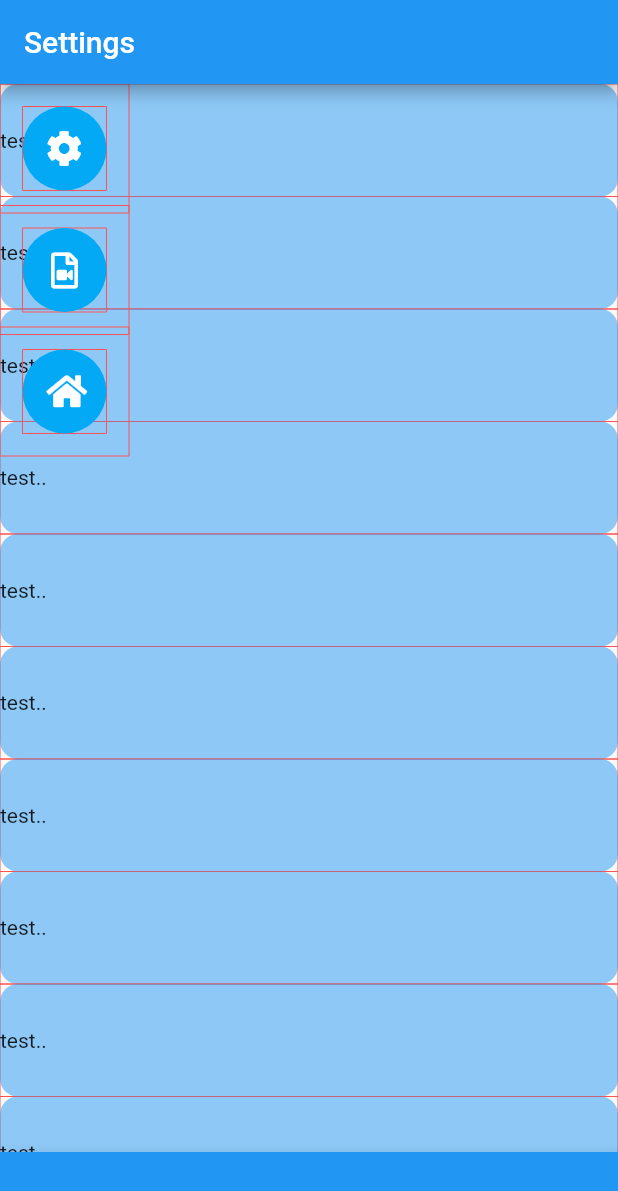
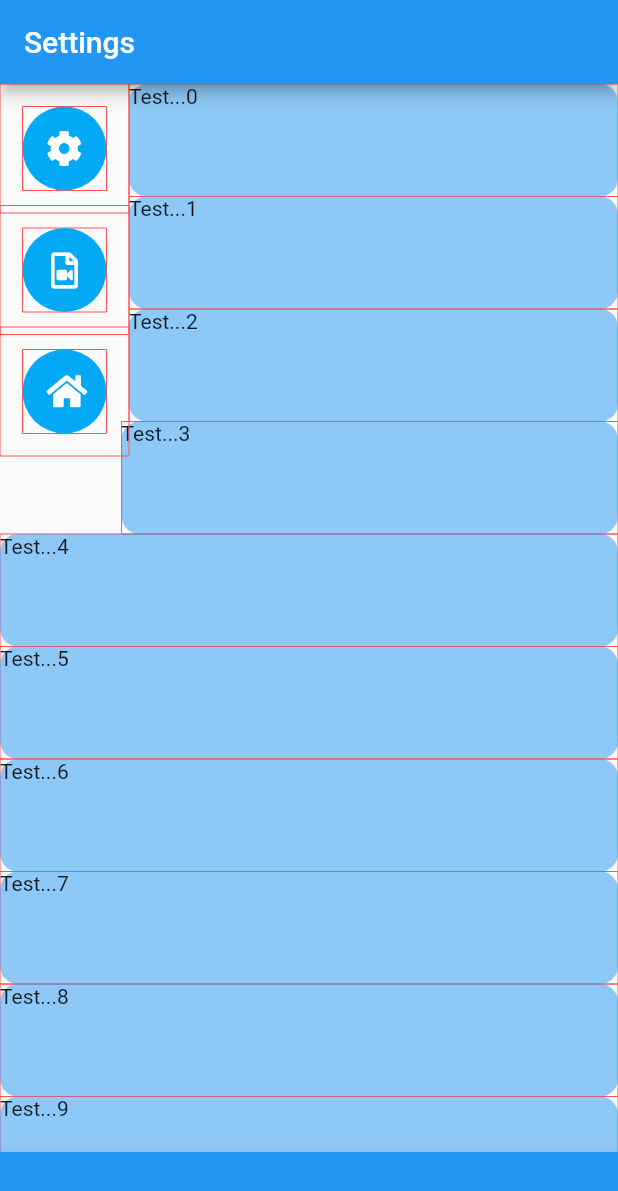
Before and after one commit to BigDeeEss/bu1_kar_kam, a Flutter app: the screen it shows after launch, after a tap on an icon or button, on a phone screen of 412 x 824 dp. Shown: the top 1191 px of the screen. Run offline on Flutter 3.47's test engine with Material 2 defaults, Android fonts, the phone set to English and light mode, and no system bars; our stand-ins replace font_awesome_flutter.

Commit message:
Delete useage of ListViewSettingsPageListTile and ListViewSettingsPageContents.

```diff
--- a/lib/list_view_settings_page_contents.dart
+++ /dev/null
@@ -1,83 +0,0 @@
-//  Import flutter packages.
-import 'package:flutter/material.dart';
-
-//  Import project-specific files.
-import 'package:kar_kam/lib/data_notifier.dart';
-import 'package:kar_kam/list_view_settings_page_list_tile.dart';
-
-//  [SettingsPageContents] creates app settings in the form of a ListView.
-class ListViewSettingsPageContents extends StatefulWidget {
-  const ListViewSettingsPageContents({Key? key}) : super(key: key);
-
-  @override
-  State<ListViewSettingsPageContents> createState() => _ListViewSettingsPageContentsState();
-}
-
-class _ListViewSettingsPageContentsState extends State<ListViewSettingsPageContents> {
-  final List<Color> colors = const [
-    Colors.blueGrey,
-    Colors.green,
-    Colors.deepOrange,
-    Colors.purple,
-    Colors.pink,
-  ];
-
-  /// [scrollController] is added to the ListView instance below in order
-  /// to get the scroll position offset value.
-  final ScrollController scrollController = ScrollController();
-
-  /// [scrollPositionNotifier] is passed to an instance of DataNotifier in
-  /// order to pass the scroll position down to SettingsPageListTile.
-  final ValueNotifier<double> scrollPositionNotifier = ValueNotifier(0.0);
-
-  @override
-  void dispose() {
-    scrollController.dispose();
-    super.dispose();
-  }
-
-  @override
-  void initState() {
-    super.initState();
-
-    //  Update [scrollPositionNotifier] with new scroll position whenever
-    //  [scrollController] registers a change.
-    scrollController.addListener(() {
-      scrollPositionNotifier.value = scrollController.offset;
-    });
-  }
-
-  @override
-  Widget build(BuildContext context) {
-    List<String>.generate(100, (i) => 'Test item $i');
-
-    return DataNotifier(
-      key: ValueKey('scrollController'),
-      data: scrollPositionNotifier,
-      child: ListView(
-        controller: scrollController,
-        // physics: CustomScrollPhysics(),
-        children: <Widget>[
-          ...List<Widget>.generate(100, (int index) {
-            return ListViewSettingsPageListTile();
-          }),
-        ]
-      ),
-    );
-  }
-}
-
-class CustomScrollPhysics extends ClampingScrollPhysics {
-  const CustomScrollPhysics({ScrollPhysics? parent})
-      : super(parent: parent);
-
-  @override
-
-  @override
-  double get maxFlingVelocity => 1000;
-
-  @override
-  CustomScrollPhysics applyTo(ScrollPhysics? ancestor) {
-    return CustomScrollPhysics(parent: buildParent(ancestor));
-  }
-}
--- a/lib/list_view_settings_page_list_tile.dart
+++ /dev/null
@@ -1,270 +0,0 @@
-//  Import flutter packages.
-import 'dart:math' as math;
-import 'package:flutter/material.dart';
-
-//  Import project-specific files.
-import 'package:kar_kam/app_settings.dart';
-import 'package:kar_kam/lib/data_notifier.dart';
-import 'package:kar_kam/lib/rect_extension.dart';
-
-class ListViewSettingsPageListTile extends StatelessWidget {
-  ListViewSettingsPageListTile({Key? key}) : super(key: key);
-
-  late Rect buttonArrayRect;
-
-  /// [getButtonArrayRect] converts [buttonArrayRect] from
-  /// global (screen) coordinates to a coordinate system that is local
-  /// to [ListViewSettingsPageListTile].
-  Rect? getButtonArrayRect(Rect buttonArrayRect, BuildContext context) {
-    //  Get [renderBox] associated with [SettingsPageListTile].
-    //
-    //  ([renderBox] is used to generate [GuestRect] from [guestRect].)
-    //
-    //  Note: the output of context.findRenderObject() can be null depending on
-    //  where relative to the screen [SettingsPageListTile] is created.
-    RenderBox? renderBox = context.findRenderObject() as RenderBox?;
-
-    if (renderBox != null) {
-      //  Get the global offset associated with the top left corner of
-      //  [SettingsPageListTile] relative to the top left screen corner.
-      Offset offset = renderBox.globalToLocal(Offset.zero);
-
-      //  Transform [guestRect] from the global to local coordinates.
-      return buttonArrayRect.shift(offset);
-    } else return null;
-  }
-
-  /// [getCentralConstructionRect] inflates [localButtonArrayRect] to a
-  /// new height centered on the original.
-  Rect getCentralConstructionRect(Rect localButtonArrayRect){
-    Rect rect = localButtonArrayRect;
-    return rect
-        .inflateToHeight(math.max(0.0, rect.height - rect.shortestSide));
-  }
-
-  /// [getDeltaX] calculates the displacement to apply to
-  /// [ListViewSettingsPageListTile] as it passes [buttonArrayRect].
-  double getDeltaX(Rect? guestRect, Rect hostRect) {
-    //  Default value is no displacement.
-    double deltaX = 0.0;
-    if (guestRect != null) {
-      late double y;
-      Rect lowerConstructionRect = getLowerConstructionRect(guestRect);
-      Rect upperConstructionRect = getUpperConstructionRect(guestRect);
-      Rect centralConstructionRect = getCentralConstructionRect(guestRect);
-
-      //  Determine which method to use for calculating [deltaX].
-      if (upperConstructionRect.boundsContain(hostRect.bottomLeft) ||
-          upperConstructionRect.boundsContain(hostRect.bottomRight)) {
-        //  Bottom of [guestRect] lies within [upperConstructionRect].
-        //  Transform guestRect.bottom so that its coordinates represent
-        //  a displacement in the upwards direction relative to
-        //  upperConstructionRect.bottom.
-        y = upperConstructionRect.bottom - hostRect.bottom;
-        deltaX = getDeltaXFromUpperConstructionRect(upperConstructionRect, y);
-      } else if (lowerConstructionRect.boundsContain(hostRect.topLeft) ||
-          lowerConstructionRect.boundsContain(hostRect.topRight)) {
-        //  Top of [guestRect] lies within [lowerConstructionRect].
-        //  Transform guestRect.top so that its coordinates represent
-        //  a displacement in the upwards direction relative to
-        //  lowerConstructionRect.bottom.
-        y = lowerConstructionRect.bottom - hostRect.top;
-        deltaX = getDeltaXFromLowerConstructionRect(lowerConstructionRect, y);
-      } else if (centralConstructionRect.overlaps(hostRect)) {
-        //  [guestRect] overlaps with [upperConstructionRect].
-        deltaX = guestRect.width;
-      }
-    }
-    return deltaX;
-  }
-
-  /// [getDeltaXFromLowerConstructionRect] calculates the amount,
-  /// [deltaX], to decrease the width of [ListViewSettingsPageListTile] from its
-  /// maximum value in order to accommodate [ButtonArray].
-  ///
-  /// The maximum value of [deltaX] corresponds to when [ListViewSettingsPageListTile]
-  /// is alongside [ButtonArray].
-  ///
-  /// [deltaX] is a smooth function of [y], the vertical displacement between
-  /// the bottom edge of [lowerConstructionRect] and the top edge of
-  /// [ListViewSettingsPageListTile]. For the purpose of calculating deltaX, the origin
-  /// is taken to be the bottom left corner of [lowerConstructionRect].
-  ///
-  /// The bottom corner follows a path that is made up of a curved, circular
-  /// section, a line segment and a curved section. The line passes through
-  /// (a,b), the coordinates of the centre point of [lowerConstructionRect],
-  /// and is tangent to the curve at (xCrit, yCrit).
-  double getDeltaXFromLowerConstructionRect(Rect rect, double y) {
-    //  [r] is the radius of the curved path section.
-    double r = rect.shortestSide / 2.0;
-
-    //  ([a], [b]) are the coordinates of the point of symmetry, taken to
-    //  be the centre of [lowerConstructionRect]. Relative to the
-    //  bottom left corner of [lowerConstructionRect], [a] and [b] have
-    //  the values as follows.
-    double a = rect.width / 2.0;
-    double b = rect.height / 2.0;
-
-    //  In order to avoid generating complex numbers aa + bb - 2ra must be
-    //  greater than zero.
-    assert(a * a + b * b - 2 * r * a >= 0,
-    'SettingsPageListTileBorder, getDeltaXFromLowerConstructionRect: '
-        'error, complex number generated by square root.');
-
-    //  The negative square root is taken as otherwise, with (a,b) = (2r,r),
-    //  the positive root implies a vertical line segment with yCrit < 0.
-    double xCrit =
-        (a * a + b * b - r * a - b * math.sqrt(a * a + b * b - 2 * r * a)) *
-            r / (b * b + (a - r) * (a - r));
-
-    //  To get yCrit invert the equation of a circle,
-    //      (x - r)^2 + (y - 0)^2 = r^2.
-    double yCrit = math.sqrt(r * r - (xCrit - r) * (xCrit - r));
-
-    //  Calculate deltaX. A zero [deltaX] corresponds to the default value
-    //  representing when [SettingsPageListTile] takes its maximum width.
-    double deltaX = 0.0;
-    if (y < yCrit) {
-      //  The bottom left corner of [lowerConstructionRect] is the origin
-      //  of the bounding box.
-      //
-      //  (xCrit,yCrit) is the point where the curve joins to the line segment.
-      //  (r,0) is the centre of the circle. To get deltaX invert
-      //      (x - r)^2 + (y - 0)^2 = r^2,
-      //  taking the negative root.
-      deltaX = r - math.sqrt(r * r - y * y);
-    } else if (y < 2 * b - yCrit) {
-      //  The bottom left corner of [lowerConstructionRect] is the origin
-      //  of the bounding box.
-      //
-      //  By symmetry, the line segment joins (xCrit,yCrit) to
-      //  (2a - xCrit,2b - yCrit). To get the equation for deltaX invert
-      //      (x - xCrit) / (y - yCrit)
-      //          = (2a - xCrit - xCrit) / (2b - yCrit - yCrit),
-      //  which just equates gradients.
-      deltaX = xCrit + (y - yCrit) * (a - xCrit) / (b - yCrit);
-    } else if (y < 2 * b) {
-      //  The bottom left corner of [lowerConstructionRect] is the origin
-      //  of the bounding box.
-      //
-      //  (2a - xCrit,2b - yCrit is the point where the curve joins to the
-      //  line segment. (2a - r,2b) is the centre of the circle. To get
-      //  deltaX invert
-      //      (x - (2a - r))^2 + (y - 2b)^2 = r^2
-      //  taking the positive root.
-      deltaX = (2 * a - r) + math.sqrt(r * r - (y - 2 * b) * (y - 2 * b));
-    } else {
-      assert(false,
-      'SettingsPageListTileBorder, getDeltaXFromLowerConstructionRect: '
-          'error, invalid y-value.');
-    }
-    return deltaX;
-  }
-
-  /// [getDeltaXFromUpperConstructionRect] calculates the amount,
-  //   /// [deltaX], to decrease the width of [SettingsPageListTile] from its
-  //   /// maximum value in order to accommodate [ButtonArray].
-  ///
-  /// The maximum value of [deltaX] corresponds to when [ListViewSettingsPageListTile]
-  /// is alongside [ButtonArray].
-  ///
-  /// [deltaX] is a smooth function of [y], the vertical displacement between
-  /// the top edge of [upperConstructionRect] and the bottom edge of
-  /// [ListViewSettingsPageListTile]. For the purpose of calculating deltaX, the origin
-  /// is taken to be the top left corner of [upperConstructionRect].
-  ///
-  /// The bottom corner follows a path that is made up of a curved, circular
-  /// section, a line segment and a curved section. The line passes through
-  /// (a,b), the coordinates of the centre point of [upperConstructionRect],
-  /// and is tangent to the curve at (xCrit, yCrit).
-  double getDeltaXFromUpperConstructionRect(Rect rect, double y) {
-    //  The method for determining [deltaX] is follows the method for
-    //  obtaining [getDeltaXFromLowerConstructionRect].
-    //
-    //  [a] is the x-coordinate of the point of symmetry, taken to
-    //  be the centre of [upperConstructionRect], relative to
-    //  upperConstructionRect!.bottom.
-    double a = rect.width / 2.0;
-    return 2 * a - getDeltaXFromLowerConstructionRect(rect, y);
-  }
-
-  /// [getLowerConstructionRect] generates a construction rect below the
-  /// centre of [ButtonArrayRect] to be used for calculating [deltaX].
-  Rect getLowerConstructionRect(Rect ButtonArrayRect) {
-    //  Inflate [rect] to a new height centered on the original Rect.
-    Rect rect = ButtonArrayRect
-        .inflateToHeight(1.0 * ButtonArrayRect.shortestSide);
-
-    //  Calculate shift factor and apply to rect.
-    double dy = ButtonArrayRect.height / 2.0 +
-        rect.height / 2.0 -
-        rect.shortestSide / 2.0;
-    return rect.shift(Offset(0.0, dy));
-  }
-
-  /// [getUpperConstructionRect] generates a construction rect above the
-  /// centre of [ButtonArrayRect] to be used for calculating [deltaX].
-  Rect getUpperConstructionRect(Rect ButtonArrayRect) {
-    //  Inflate [rect] to a new height centered on original Rect.
-    Rect rect = ButtonArrayRect
-        .inflateToHeight(1.0 * ButtonArrayRect.shortestSide);
-
-    //  Calculate shift factor and apply to rect.
-    double dy = ButtonArrayRect.height / 2.0 +
-        rect.height / 2.0 -
-        rect.shortestSide / 2.0;
-    return rect.shift(Offset(0.0, -dy));
-  }
-
-  // For testing only.
-  final Widget alignedContents = Align(
-    alignment: Alignment.centerLeft,
-    child: Text('test..'),
-  );
-
-  @override
-  Widget build(BuildContext context) {
-    //  Retrieve buttonArrayRect from DataNotifier further up the widget tree.
-    buttonArrayRect =
-        DataNotifier.of(context, ValueKey('buttonArrayRect')).data.value;
-
-    //  Default height and width for [SettingsPageListTile].
-    double width = MediaQuery.of(context).size.width;
-    double height = 75;
-    Rect hostRect = Offset.zero & Size(width, height);
-
-    //  Build [SettingsPageListTileFromContainer] each time
-    //  [SettingsPageContents] is scrolled.
-    return ValueListenableBuilder<double>(
-      valueListenable:
-          DataNotifier.of(context, ValueKey('scrollController')).data,
-      builder: (BuildContext context, double value, __) {
-        //  Convert [buttonArrayRect] from global to local coordinates.
-        Rect? localButtonArrayRect =
-            getButtonArrayRect(buttonArrayRect, context);
-
-        double deltaX = getDeltaX(localButtonArrayRect, hostRect);
-
-        return Container(
-          //  Draw bounding box around [SettingsPageListTile].
-          decoration: BoxDecoration(
-            border: AppSettings.drawLayoutBounds
-                ? Border.all(width: 0.0, color: Colors.redAccent)
-                : null,
-          ),
-          margin: EdgeInsets.only(left: deltaX),
-          height: height,
-          child: Container(
-            decoration: BoxDecoration(
-              color: Colors.blue.withOpacity(0.5),
-              borderRadius: BorderRadius.all(
-                Radius.circular(12.0),
-              ),
-            ),
-            child: alignedContents,
-          ),
-        );
-      },
-    );
-  }
-}
--- a/lib/page_specs.dart
+++ b/lib/page_specs.dart
@@ -2,7 +2,6 @@
 import 'package:flutter/material.dart';
 
 // Import project-specific files.
-import 'package:kar_kam/list_view_settings_page_contents.dart';
 import 'package:kar_kam/list_view_builder_settings_page_contents.dart';
 
 /// [PageSpec] allows for ease of reference to specific page settings.
@@ -28,11 +27,11 @@ PageSpec homePage = PageSpec(
 //  Home page specs.
 PageSpec filesPage = PageSpec(
   title: 'Files',
-  contents: ListViewBuilderSettingsPageContents(),
+  contents: Container(),
 );
 
 //  Settings Home page specs.
 PageSpec settingsPage = PageSpec(
   title: 'Settings',
-  contents: ListViewSettingsPageContents(),
+  contents: ListViewBuilderSettingsPageContents(),
 );
```
